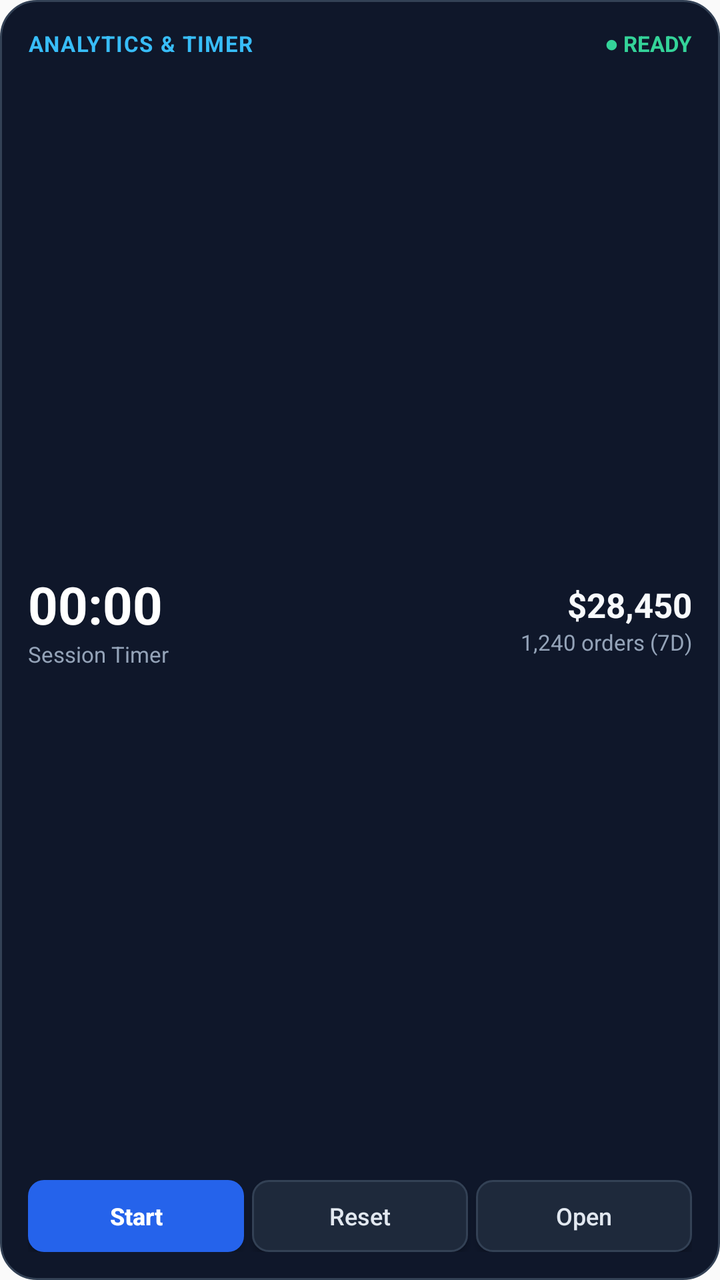
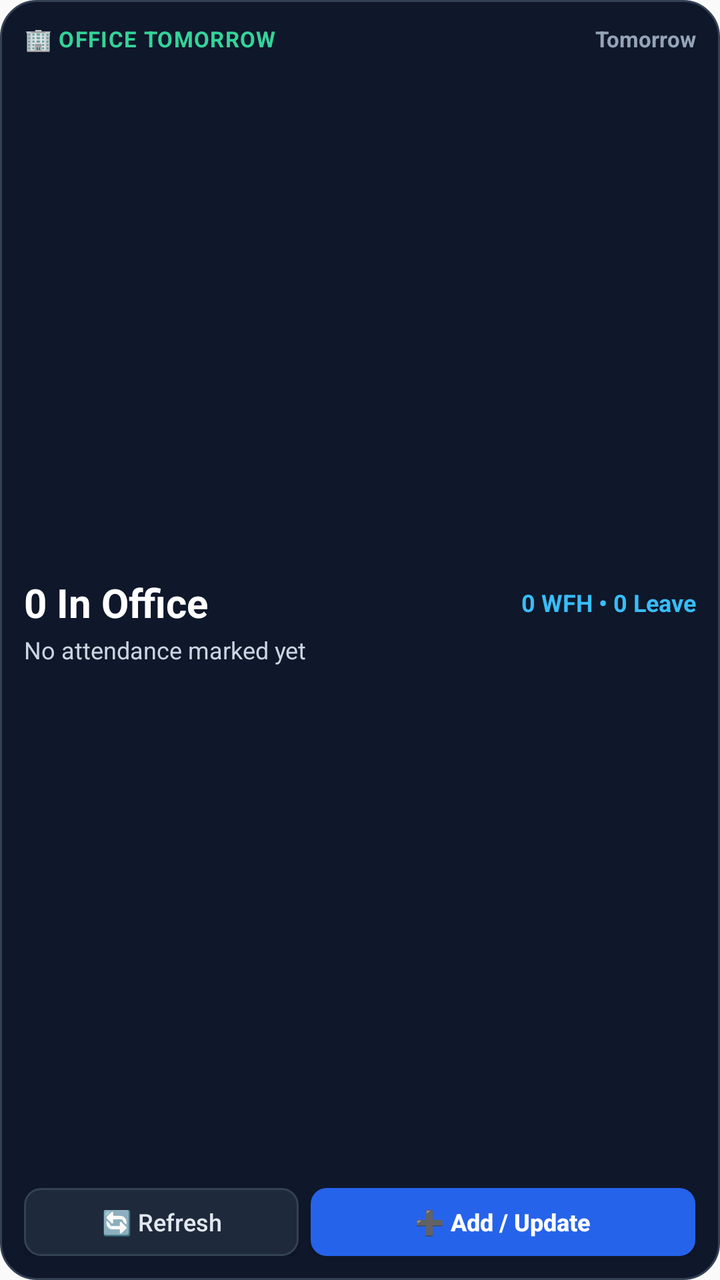

Compare the two renders of this Android layout. The source of the first and the diff that turns it into the second are given below.
<!-- AndroidManifest.xml: application theme AppTheme -->
<!-- res/layout/widget_timer_layout.xml -->
<?xml version="1.0" encoding="utf-8"?>
<LinearLayout xmlns:android="http://schemas.android.com/apk/res/android"
    android:id="@+id/widget_root"
    android:layout_width="match_parent"
    android:layout_height="match_parent"
    android:background="@drawable/widget_bg"
    android:orientation="vertical"
    android:padding="14dp">

    
    <LinearLayout
        android:layout_width="match_parent"
        android:layout_height="wrap_content"
        android:gravity="center_vertical"
        android:orientation="horizontal">

        <TextView
            android:layout_width="0dp"
            android:layout_height="wrap_content"
            android:layout_weight="1"
            android:text="ANALYTICS &amp; TIMER"
            android:textColor="#38BDF8"
            android:textSize="11sp"
            android:textStyle="bold"
            android:letterSpacing="0.05" />

        <TextView
            android:id="@+id/widget_status_text"
            android:layout_width="wrap_content"
            android:layout_height="wrap_content"
            android:text="● READY"
            android:textColor="#34D399"
            android:textSize="11sp"
            android:textStyle="bold" />
    </LinearLayout>

    
    <LinearLayout
        android:layout_width="match_parent"
        android:layout_height="0dp"
        android:layout_weight="1"
        android:gravity="center_vertical"
        android:orientation="horizontal"
        android:paddingTop="6dp"
        android:paddingBottom="6dp">

        
        <LinearLayout
            android:layout_width="0dp"
            android:layout_height="wrap_content"
            android:layout_weight="1"
            android:orientation="vertical">

            <Chronometer
                android:id="@+id/widget_chronometer"
                android:layout_width="wrap_content"
                android:layout_height="wrap_content"
                android:text="00:00"
                android:textColor="#FFFFFF"
                android:textSize="26sp"
                android:textStyle="bold" />

            <TextView
                android:id="@+id/widget_timer_subtext"
                android:layout_width="wrap_content"
                android:layout_height="wrap_content"
                android:text="Session Timer"
                android:textColor="#94A3B8"
                android:textSize="11sp" />
        </LinearLayout>

        
        <LinearLayout
            android:layout_width="wrap_content"
            android:layout_height="wrap_content"
            android:gravity="end"
            android:orientation="vertical">

            <TextView
                android:id="@+id/widget_kpi_volume"
                android:layout_width="wrap_content"
                android:layout_height="wrap_content"
                android:text="$28,450"
                android:textColor="#F8FAFC"
                android:textSize="17sp"
                android:textStyle="bold" />

            <TextView
                android:id="@+id/widget_kpi_orders"
                android:layout_width="wrap_content"
                android:layout_height="wrap_content"
                android:text="1,240 orders (7D)"
                android:textColor="#94A3B8"
                android:textSize="11sp" />
        </LinearLayout>
    </LinearLayout>

    
    <LinearLayout
        android:layout_width="match_parent"
        android:layout_height="wrap_content"
        android:gravity="center"
        android:orientation="horizontal">

        <Button
            android:id="@+id/btn_widget_toggle"
            android:layout_width="0dp"
            android:layout_height="36dp"
            android:layout_marginEnd="4dp"
            android:layout_weight="1"
            android:background="@drawable/widget_btn_primary"
            android:text="Start"
            android:textAllCaps="false"
            android:textColor="#FFFFFF"
            android:textSize="12sp"
            android:textStyle="bold" />

        <Button
            android:id="@+id/btn_widget_reset"
            android:layout_width="0dp"
            android:layout_height="36dp"
            android:layout_marginEnd="4dp"
            android:layout_weight="1"
            android:background="@drawable/widget_btn_secondary"
            android:text="Reset"
            android:textAllCaps="false"
            android:textColor="#E2E8F0"
            android:textSize="12sp" />

        <Button
            android:id="@+id/btn_widget_open"
            android:layout_width="0dp"
            android:layout_height="36dp"
            android:layout_weight="1"
            android:background="@drawable/widget_btn_secondary"
            android:text="Open"
            android:textAllCaps="false"
            android:textColor="#E2E8F0"
            android:textSize="12sp" />
    </LinearLayout>

</LinearLayout>
<!-- resources referenced by this layout -->
<resources>
  <!-- drawable widget_bg (drawable) -->
  <?xml version="1.0" encoding="utf-8"?>
  <shape xmlns:android="http://schemas.android.com/apk/res/android"
      android:shape="rectangle">
      <solid android:color="#0F172A" />
      <corners android:radius="18dp" />
      <stroke android:width="1dp" android:color="#334155" />
  </shape>
  <!-- drawable widget_btn_primary (drawable) -->
  <?xml version="1.0" encoding="utf-8"?>
  <shape xmlns:android="http://schemas.android.com/apk/res/android"
      android:shape="rectangle">
      <solid android:color="#2563EB" />
      <corners android:radius="8dp" />
  </shape>
  <!-- drawable widget_btn_secondary (drawable) -->
  <?xml version="1.0" encoding="utf-8"?>
  <shape xmlns:android="http://schemas.android.com/apk/res/android"
      android:shape="rectangle">
      <solid android:color="#1E293B" />
      <corners android:radius="8dp" />
      <stroke android:width="1dp" android:color="#334155" />
  </shape>
  <style name="AppTheme" parent="Theme.AppCompat.Light.DarkActionBar">
          
          <item name="colorPrimary">@color/colorPrimary</item>
          <item name="colorPrimaryDark">@color/colorPrimaryDark</item>
          <item name="colorAccent">@color/colorAccent</item>
      </style>
</resources>

<!-- the commit's change to res/layout/widget_timer_layout.xml (unified diff, before → after) -->
@@ -5,7 +5,7 @@
     android:layout_height="match_parent"
     android:background="@drawable/widget_bg"
     android:orientation="vertical"
-    android:padding="14dp">
+    android:padding="12dp">
 
     
     <LinearLayout
@@ -15,21 +15,22 @@
         android:orientation="horizontal">
 
         <TextView
+            android:id="@+id/widget_title"
             android:layout_width="0dp"
             android:layout_height="wrap_content"
             android:layout_weight="1"
-            android:text="ANALYTICS &amp; TIMER"
-            android:textColor="#38BDF8"
+            android:text="🏢 OFFICE TOMORROW"
+            android:textColor="#34D399"
             android:textSize="11sp"
             android:textStyle="bold"
-            android:letterSpacing="0.05" />
+            android:letterSpacing="0.04" />
 
         <TextView
-            android:id="@+id/widget_status_text"
+            android:id="@+id/widget_date_text"
             android:layout_width="wrap_content"
             android:layout_height="wrap_content"
-            android:text="● READY"
-            android:textColor="#34D399"
+            android:text="Tomorrow"
+            android:textColor="#94A3B8"
             android:textSize="11sp"
             android:textStyle="bold" />
     </LinearLayout>
@@ -40,59 +41,46 @@
         android:layout_height="0dp"
         android:layout_weight="1"
         android:gravity="center_vertical"
-        android:orientation="horizontal"
-        android:paddingTop="6dp"
-        android:paddingBottom="6dp">
+        android:orientation="vertical"
+        android:paddingTop="4dp"
+        android:paddingBottom="4dp">
 
-        
         <LinearLayout
-            android:layout_width="0dp"
+            android:layout_width="match_parent"
             android:layout_height="wrap_content"
-            android:layout_weight="1"
-            android:orientation="vertical">
+            android:gravity="center_vertical"
+            android:orientation="horizontal">
 
-            <Chronometer
-                android:id="@+id/widget_chronometer"
-                android:layout_width="wrap_content"
+            <TextView
+                android:id="@+id/widget_office_count"
+                android:layout_width="0dp"
                 android:layout_height="wrap_content"
-                android:text="00:00"
+                android:layout_weight="1"
+                android:text="0 In Office"
                 android:textColor="#FFFFFF"
-                android:textSize="26sp"
+                android:textSize="20sp"
                 android:textStyle="bold" />
 
             <TextView
-                android:id="@+id/widget_timer_subtext"
+                android:id="@+id/widget_breakdown_text"
                 android:layout_width="wrap_content"
                 android:layout_height="wrap_content"
-                android:text="Session Timer"
-                android:textColor="#94A3B8"
-                android:textSize="11sp" />
+                android:text="0 WFH • 0 Leave"
+                android:textColor="#38BDF8"
+                android:textSize="12sp"
+                android:textStyle="bold" />
         </LinearLayout>
 
-        
-        <LinearLayout
-            android:layout_width="wrap_content"
+        <TextView
+            android:id="@+id/widget_names_text"
+            android:layout_width="match_parent"
             android:layout_height="wrap_content"
-            android:gravity="end"
-            android:orientation="vertical">
-
-            <TextView
-                android:id="@+id/widget_kpi_volume"
-                android:layout_width="wrap_content"
-                android:layout_height="wrap_content"
-                android:text="$28,450"
-                android:textColor="#F8FAFC"
-                android:textSize="17sp"
-                android:textStyle="bold" />
-
-            <TextView
-                android:id="@+id/widget_kpi_orders"
-                android:layout_width="wrap_content"
-                android:layout_height="wrap_content"
-                android:text="1,240 orders (7D)"
-                android:textColor="#94A3B8"
-                android:textSize="11sp" />
-        </LinearLayout>
+            android:layout_marginTop="2dp"
+            android:ellipsize="end"
+            android:maxLines="2"
+            android:text="No attendance marked yet"
+            android:textColor="#CBD5E1"
+            android:textSize="12sp" />
     </LinearLayout>
 
     
@@ -103,26 +91,13 @@
         android:orientation="horizontal">
 
         <Button
-            android:id="@+id/btn_widget_toggle"
+            android:id="@+id/btn_widget_refresh"
             android:layout_width="0dp"
-            android:layout_height="36dp"
-            android:layout_marginEnd="4dp"
-            android:layout_weight="1"
-            android:background="@drawable/widget_btn_primary"
-            android:text="Start"
-            android:textAllCaps="false"
-            android:textColor="#FFFFFF"
-            android:textSize="12sp"
-            android:textStyle="bold" />
-
-        <Button
-            android:id="@+id/btn_widget_reset"
-            android:layout_width="0dp"
-            android:layout_height="36dp"
-            android:layout_marginEnd="4dp"
+            android:layout_height="34dp"
+            android:layout_marginEnd="6dp"
             android:layout_weight="1"
             android:background="@drawable/widget_btn_secondary"
-            android:text="Reset"
+            android:text="🔄 Refresh"
             android:textAllCaps="false"
             android:textColor="#E2E8F0"
             android:textSize="12sp" />
@@ -130,13 +105,14 @@
         <Button
             android:id="@+id/btn_widget_open"
             android:layout_width="0dp"
-            android:layout_height="36dp"
-            android:layout_weight="1"
-            android:background="@drawable/widget_btn_secondary"
-            android:text="Open"
+            android:layout_height="34dp"
+            android:layout_weight="1.4"
+            android:background="@drawable/widget_btn_primary"
+            android:text="➕ Add / Update"
             android:textAllCaps="false"
-            android:textColor="#E2E8F0"
-            android:textSize="12sp" />
+            android:textColor="#FFFFFF"
+            android:textSize="12sp"
+            android:textStyle="bold" />
     </LinearLayout>
 
 </LinearLayout>
